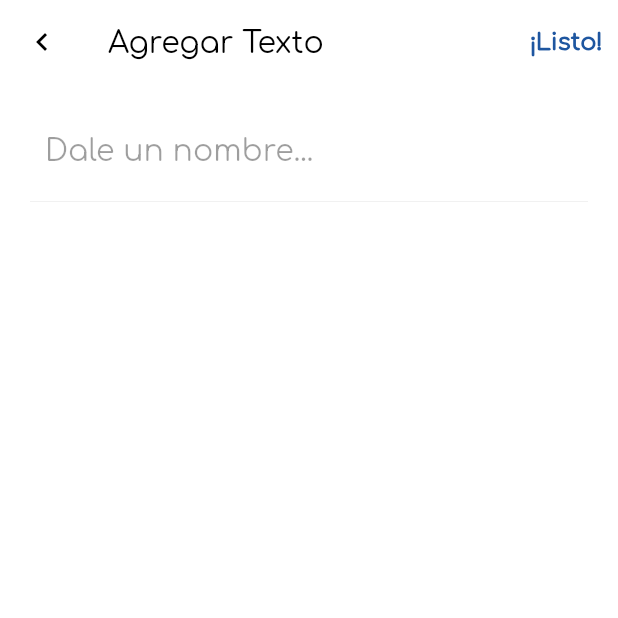
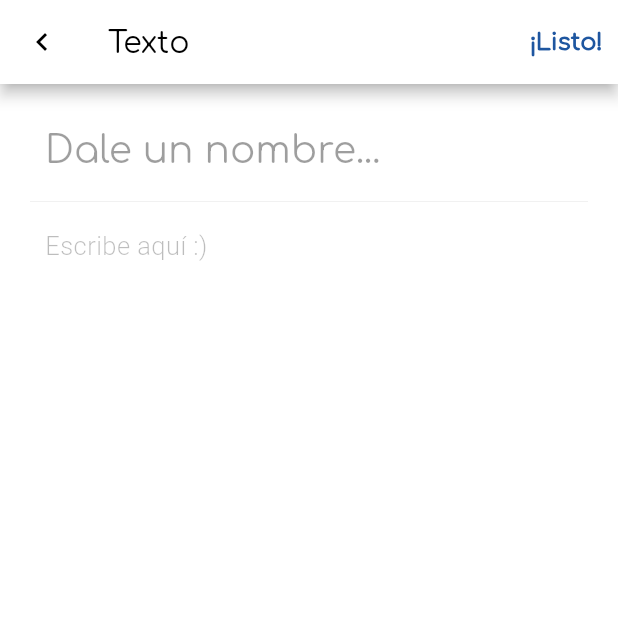
Before and after one commit to sebasnop/lineclass-app, a Flutter app: the TextCreationScreen screen opened directly, on a phone screen of 412 x 824 dp, the top half of it. Run offline on Flutter 3.47's test engine with Material 2 defaults, Android fonts, the light colour scheme and no system bars; drawn by our look-alikes of flutter_form_builder; our stand-ins replace cloud_firestore, data_connection_checker, file_picker, firebase_auth, firebase_storage, google_sign_in and 1 more; missing offline and left inert: generic_bloc_provider; accounts and stored records are empty.

Commit message:
Text Fields completed on text_creation_screen and some comments added

```diff
--- a/lib/Content/ui/screens/text_creation_screen.dart
+++ b/lib/Content/ui/screens/text_creation_screen.dart
@@ -13,6 +13,49 @@ class TextCreationScreen extends StatelessWidget {
 
     final GlobalKey<FormBuilderState> _fbKey = GlobalKey<FormBuilderState>();
 
+    Container textInput = Container(
+      margin: EdgeInsets.only(
+          left: 20,
+          right: 20,
+          bottom: 200,
+          top: 0
+      ),
+      padding: EdgeInsets.only(bottom: 30),
+      decoration: BoxDecoration(
+      ),
+      child: FormBuilderTextField(
+        attribute: "text",
+        keyboardType: TextInputType.multiline,
+        cursorColor: Color(0xff979797),
+        style: TextStyle(
+          fontSize: 17,
+          letterSpacing: 0.3,
+          fontWeight: FontWeight.w300,
+        ),
+        decoration: InputDecoration(
+            alignLabelWithHint: true,
+            hintText: "Escribe aquí :)",
+            labelStyle: TextStyle(color:Colors.black12,),
+            hintStyle: TextStyle(color: Colors.black26,),
+            enabledBorder: UnderlineInputBorder(borderSide: BorderSide (color: Colors.transparent)),
+            focusedBorder: UnderlineInputBorder(borderSide: BorderSide (color: Colors.black26)),
+            focusedErrorBorder: UnderlineInputBorder(borderSide: BorderSide (color: Colors.red)),
+            errorStyle: TextStyle(
+                fontFamily: "Comfortaa",
+                color: Colors.red
+            ),
+            contentPadding: EdgeInsets.only(
+                left: 10,
+                right: 10,
+              bottom: 100
+            )
+        ),
+        validators: [
+          FormBuilderValidators.maxLength(2000, errorText: "Debe contener menos letras"),
+        ],
+      ),
+    );
+
     Container form = Container(
         child: FormBuilder(
             key: _fbKey,
@@ -20,6 +63,7 @@ class TextCreationScreen extends StatelessWidget {
             child: Column(
               children: <Widget>[
                 TitleInput(hintText: "Dale un nombre...", requiredErrorText: "Escribe un título",),
+                textInput
               ],
             )
         )
@@ -44,9 +88,8 @@ class TextCreationScreen extends StatelessWidget {
       backgroundColor: Colors.white,
       resizeToAvoidBottomPadding: false,
       appBar: AppBar(
-        title: Text('Agregar Texto', style: TextStyle(color: Colors.black, fontFamily: "Comfortaa"),),
+        title: Text('Texto', style: TextStyle(color: Colors.black, fontFamily: "Comfortaa"),),
         backgroundColor: Colors.white,
-        elevation: 0,
         leading: InkWell(
           child: Icon(
             Icons.keyboard_arrow_left,
@@ -76,11 +119,12 @@ class TextCreationScreen extends StatelessWidget {
           ),
         ],
       ),
-      body: Column(
-        children: <Widget>[
+      body: ListView(
+          shrinkWrap: true,
+          children: <Widget>[
           form
         ],
-      ),
+      )
     );
 
   }
--- a/lib/Publication/ui/screens/publications_screen.dart
+++ b/lib/Publication/ui/screens/publications_screen.dart
@@ -30,6 +30,7 @@ class PublicationsScreen extends StatelessWidget {
     );
 
     return Scaffold(
+      resizeToAvoidBottomPadding: false,
       backgroundColor: Colors.white,
       body: SizedBox(
         width: screenWidth,
--- a/lib/User/ui/screens/start_screen.dart
+++ b/lib/User/ui/screens/start_screen.dart
@@ -202,8 +202,8 @@ class _StartScreenState extends State<StartScreen> {
                 /// building a completely User object using FireStore Saved Attributes
                 User user = bloc.user.buildUser(snapshot.data);
 
-                /// And send it to the Home Page, that shows the Users Courses
-                return NavigationDrawer(user: user,);
+                /// And send it to the NavigationDrawer, that controls what screen is displayed
+                return NavigationDrawer(user: user);
 
               } else if(snapshot.connectionState != ConnectionState.waiting) {
                 return startUI(screenWidth, screenHeight);
--- a/lib/widgets/title_input.dart
+++ b/lib/widgets/title_input.dart
@@ -22,13 +22,13 @@ class TitleInput extends StatelessWidget {
           border: Border(bottom: BorderSide(color: Colors.black12,width: 0.3))
       ),
       child: FormBuilderTextField(
-        autofocus: true,
+        autofocus: false,
         attribute: "title",
         keyboardType: TextInputType.multiline,
         textCapitalization: TextCapitalization.sentences,
-        cursorColor: Color(0xff686868),
+        cursorColor: Color(0xFF1E56A0),
         style: TextStyle(
-            fontSize: 20,
+            fontSize: 25,
             fontWeight: FontWeight.w400,
             color: Colors.black87
         ),
@@ -39,8 +39,8 @@ class TitleInput extends StatelessWidget {
             labelStyle: TextStyle(color:Colors.black38, fontFamily: "Comfortaa"),
             hintStyle: TextStyle(color: Colors.black38, fontFamily: "Comfortaa"),
             enabledBorder: UnderlineInputBorder(borderSide: BorderSide (color: Colors.transparent)),
-            focusedBorder: UnderlineInputBorder(borderSide: BorderSide (color: Colors.transparent)),
-            focusedErrorBorder: UnderlineInputBorder(borderSide: BorderSide (color: Colors.transparent)),
+            focusedBorder: UnderlineInputBorder(borderSide: BorderSide (color: Colors.blueGrey)),
+            focusedErrorBorder: UnderlineInputBorder(borderSide: BorderSide (color: Colors.blueGrey)),
             errorStyle: TextStyle(
                 fontFamily: "Comfortaa",
                 color: Colors.black26
```
Also changed, not shown: lib/Publication/ui/screens/create_publication_screen.dart (+30 -23 lines), lib/User/ui/screens/navigation_drawer.dart (+8 -0 lines), pubspec.lock.
